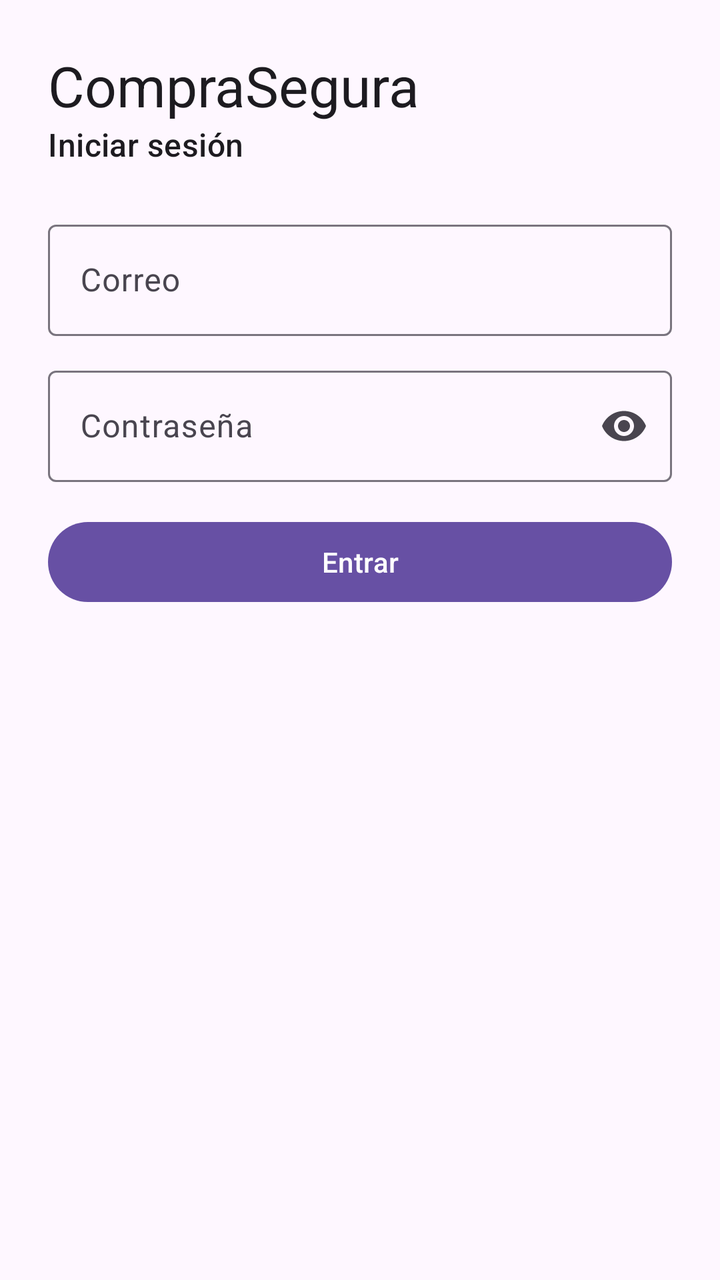
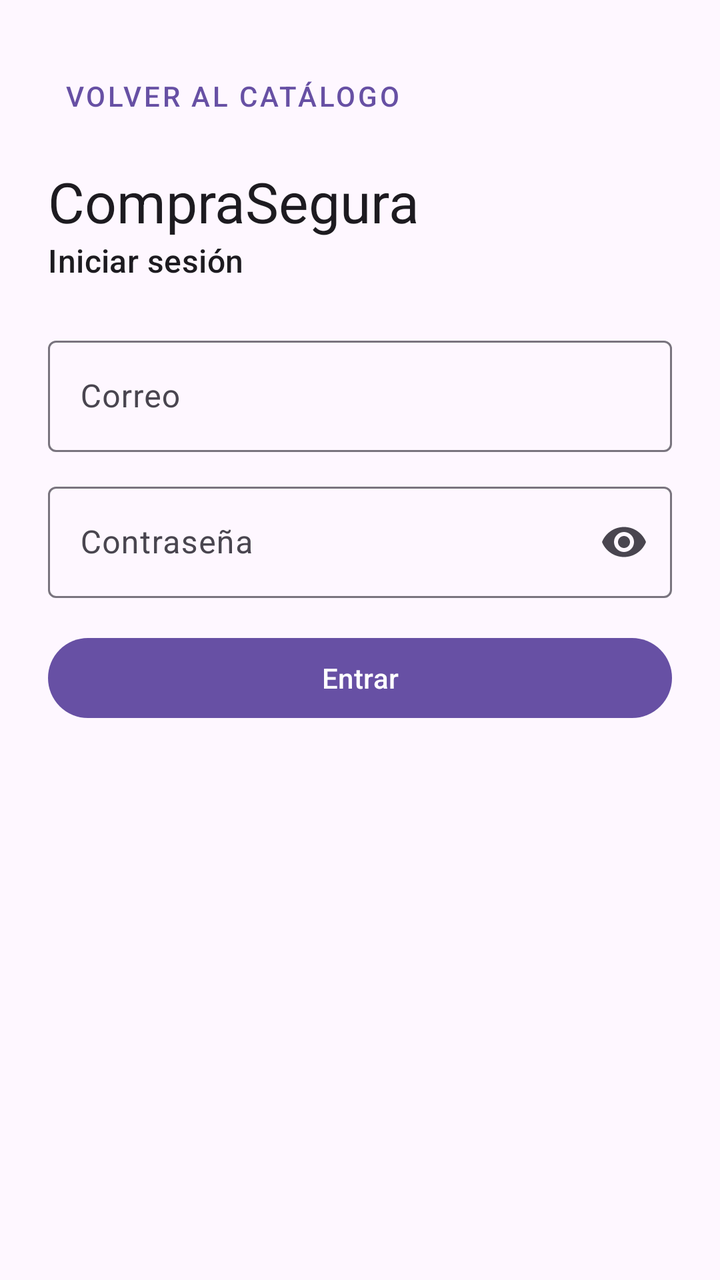

Two renders of the same Android screen: before a commit and after it. Below are the layout's source before the change and the commit's diff.
<!-- AndroidManifest.xml: application theme Theme.CompraSegura -->
<!-- res/layout/activity_login.xml -->
<?xml version="1.0" encoding="utf-8"?>
<ScrollView xmlns:android="http://schemas.android.com/apk/res/android"
    xmlns:app="http://schemas.android.com/apk/res-auto"
    xmlns:tools="http://schemas.android.com/tools"
    android:layout_width="match_parent"
    android:layout_height="match_parent"
    android:fillViewport="true"
    tools:context=".ui.auth.LoginActivity">

    <LinearLayout
        android:layout_width="match_parent"
        android:layout_height="wrap_content"
        android:layout_gravity="center_vertical"
        android:orientation="vertical"
        android:padding="24dp">

        <TextView
            android:layout_width="wrap_content"
            android:layout_height="wrap_content"
            android:text="@string/app_name"
            android:textAppearance="?attr/textAppearanceHeadlineMedium" />

        <TextView
            android:layout_width="wrap_content"
            android:layout_height="wrap_content"
            android:layout_marginBottom="24dp"
            android:text="@string/login_titulo"
            android:textAppearance="?attr/textAppearanceTitleMedium" />

        <com.google.android.material.textfield.TextInputLayout
            style="@style/Widget.Material3.TextInputLayout.OutlinedBox"
            android:layout_width="match_parent"
            android:layout_height="wrap_content"
            android:hint="@string/login_correo">

            <com.google.android.material.textfield.TextInputEditText
                android:id="@+id/campoCorreo"
                android:layout_width="match_parent"
                android:layout_height="wrap_content"
                android:autofillHints="emailAddress"
                android:inputType="textEmailAddress" />
        </com.google.android.material.textfield.TextInputLayout>

        <com.google.android.material.textfield.TextInputLayout
            style="@style/Widget.Material3.TextInputLayout.OutlinedBox"
            android:layout_width="match_parent"
            android:layout_height="wrap_content"
            android:layout_marginTop="12dp"
            android:hint="@string/login_password"
            app:endIconMode="password_toggle">

            <com.google.android.material.textfield.TextInputEditText
                android:id="@+id/campoPassword"
                android:layout_width="match_parent"
                android:layout_height="wrap_content"
                android:autofillHints="password"
                android:inputType="textPassword" />
        </com.google.android.material.textfield.TextInputLayout>

        <TextView
            android:id="@+id/textoError"
            android:layout_width="match_parent"
            android:layout_height="wrap_content"
            android:layout_marginTop="12dp"
            android:textColor="?attr/colorError"
            android:visibility="gone" />

        <Button
            android:id="@+id/botonEntrar"
            android:layout_width="match_parent"
            android:layout_height="wrap_content"
            android:layout_marginTop="16dp"
            android:text="@string/login_entrar" />

        <ProgressBar
            android:id="@+id/progreso"
            android:layout_width="wrap_content"
            android:layout_height="wrap_content"
            android:layout_gravity="center_horizontal"
            android:layout_marginTop="16dp"
            android:visibility="gone" />
    </LinearLayout>
</ScrollView>
<!-- resources referenced by this layout -->
<resources>
  <string name="app_name">CompraSegura</string>
  <string name="login_correo">Correo</string>
  <string name="login_entrar">Entrar</string>
  <string name="login_password">Contraseña</string>
  <string name="login_titulo">Iniciar sesión</string>
  <style name="Theme.CompraSegura" parent="Base.Theme.CompraSegura" />
  <style name="Base.Theme.CompraSegura" parent="Theme.Material3.DayNight.NoActionBar">
          
          
      </style>
</resources>

<!-- the commit's change to res/layout/activity_login.xml (unified diff, before → after) -->
@@ -13,6 +13,14 @@
         android:layout_gravity="center_vertical"
         android:orientation="vertical"
         android:padding="24dp">
+
+        <Button
+            android:id="@+id/botonVolver"
+            style="@style/Widget.MaterialComponents.Button.TextButton"
+            android:layout_width="wrap_content"
+            android:layout_height="wrap_content"
+            android:layout_marginBottom="10dp"
+            android:text="Volver al catálogo" />
 
         <TextView
             android:layout_width="wrap_content"
